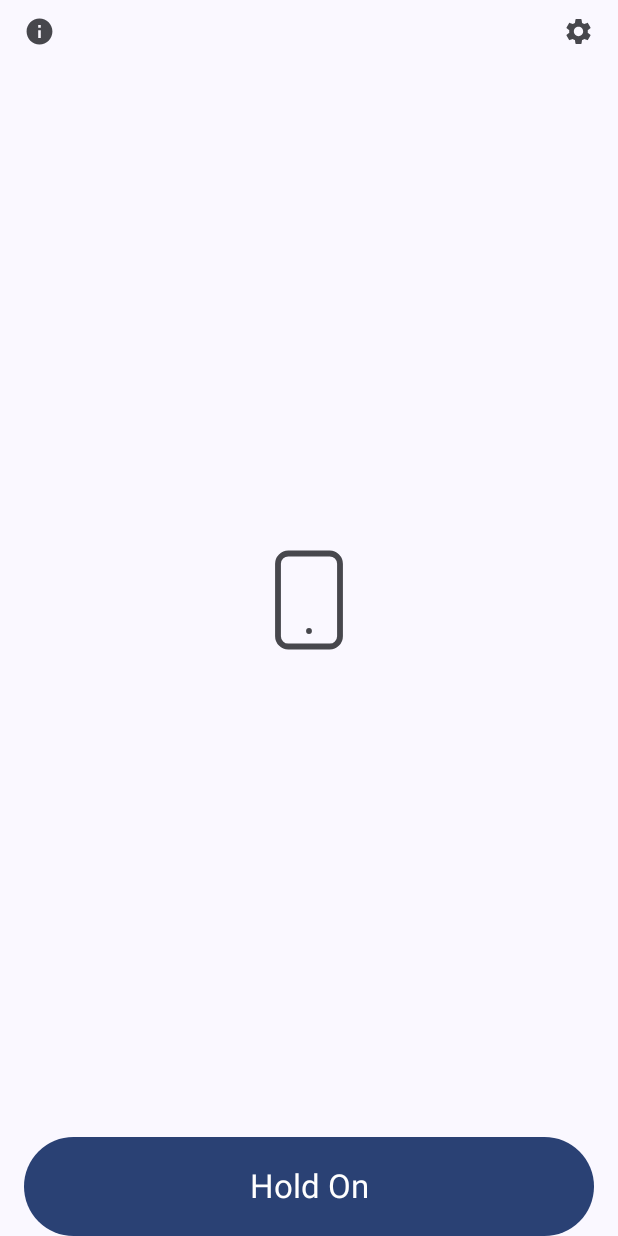
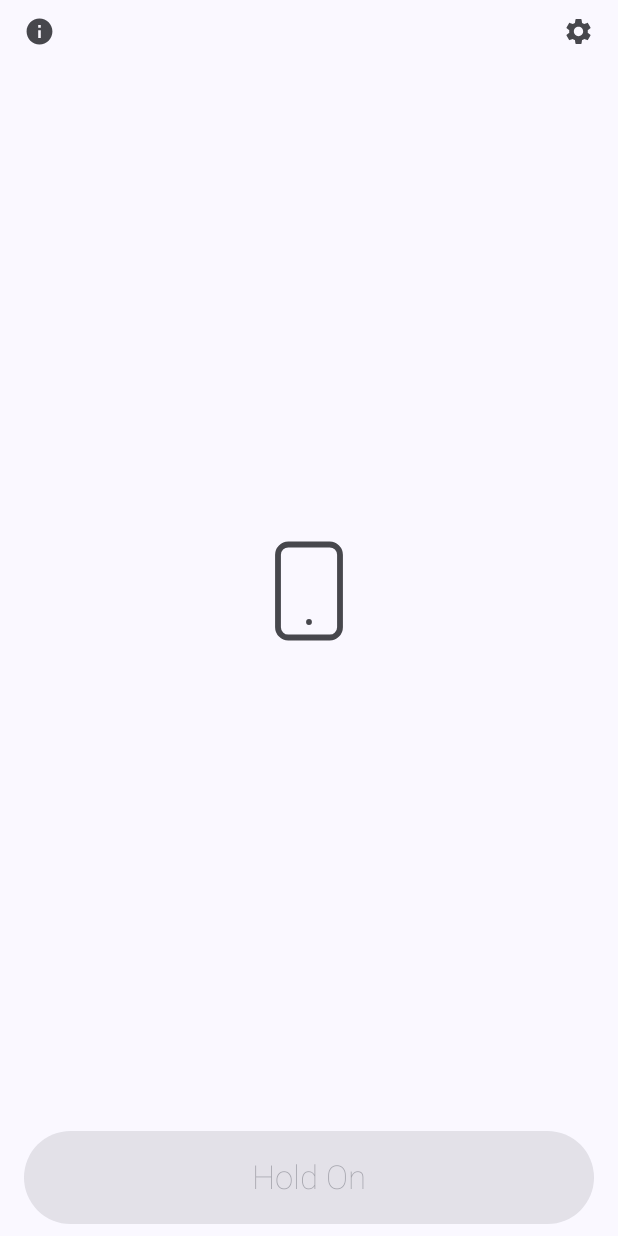
Before and after one commit to imgurujeet/Hold-on, an Android app built with Jetpack Compose: the screen it shows after launch (MainActivity), on a phone screen of 412 x 824 dp. Run offline under Robolectric (Android 15) with nearby library versions, the phone set to English and light mode, and no system bars.

Commit message:
UI improvised

```diff
--- a/app/build.gradle.kts
+++ b/app/build.gradle.kts
@@ -49,6 +49,7 @@ dependencies {
     implementation(libs.androidx.ui.graphics)
     implementation(libs.androidx.ui.tooling.preview)
     implementation(libs.androidx.material3)
+    implementation(libs.androidx.navigation.compose)
     testImplementation(libs.junit)
     androidTestImplementation(libs.androidx.junit)
     androidTestImplementation(libs.androidx.espresso.core)
@@ -56,4 +57,6 @@ dependencies {
     androidTestImplementation(libs.androidx.ui.test.junit4)
     debugImplementation(libs.androidx.ui.tooling)
     debugImplementation(libs.androidx.ui.test.manifest)
+
+    implementation("androidx.biometric:biometric:1.2.0-alpha05")
 }
--- a/app/src/main/java/com/silentchaos/holdon/HomeScreen.kt
+++ /dev/null
@@ -1,110 +0,0 @@
-package com.silentchaos.holdon
-
-import android.R.attr.icon
-import androidx.compose.foundation.Image
-import androidx.compose.foundation.layout.Box
-import androidx.compose.foundation.layout.WindowInsets
-import androidx.compose.foundation.layout.fillMaxSize
-import androidx.compose.foundation.layout.fillMaxWidth
-import androidx.compose.foundation.layout.height
-import androidx.compose.foundation.layout.navigationBars
-import androidx.compose.foundation.layout.padding
-import androidx.compose.foundation.layout.size
-import androidx.compose.foundation.layout.systemBars
-import androidx.compose.foundation.layout.width
-import androidx.compose.foundation.layout.windowInsetsPadding
-import androidx.compose.foundation.shape.RoundedCornerShape
-import androidx.compose.material.icons.Icons
-import androidx.compose.material.icons.filled.Info
-import androidx.compose.material.icons.filled.Settings
-import androidx.compose.material.icons.materialIcon
-import androidx.compose.material3.Button
-import androidx.compose.material3.Icon
-import androidx.compose.material3.MaterialTheme
-import androidx.compose.material3.Scaffold
-import androidx.compose.material3.Text
-import androidx.compose.runtime.Composable
-import androidx.compose.ui.Alignment
-import androidx.compose.ui.Modifier
-import androidx.compose.ui.graphics.Color
-import androidx.compose.ui.input.pointer.motionEventSpy
-import androidx.compose.ui.platform.LocalConfiguration
-import androidx.compose.ui.res.painterResource
-import androidx.compose.ui.text.style.TextAlign
-import androidx.compose.ui.unit.dp
-
-@Composable
-fun HomeScreen() {
-    val configuration = LocalConfiguration.current
-    val screenWidth = configuration.screenWidthDp
-    val screenHeight = configuration.screenHeightDp
-
-    Scaffold(
-        modifier = Modifier.fillMaxSize(),
-        containerColor = MaterialTheme.colorScheme.surface,
-
-        topBar = {
-            Box(
-                modifier = Modifier
-                    .fillMaxWidth()
-                    .padding(horizontal = 16.dp)
-                    .windowInsetsPadding(WindowInsets.systemBars)
-
-            ) {
-               Icon(
-                   imageVector = Icons.Default.Info,
-                   contentDescription = "App Icon",
-                   modifier = Modifier
-                       .width(screenWidth.dp * 0.05f)
-                       .height(screenHeight.dp * 0.05f)
-                       .align (Alignment.CenterStart),
-                   tint = MaterialTheme.colorScheme.onSurface.copy(alpha = 0.8f))
-
-                Icon(
-                    imageVector =Icons.Default.Settings,
-                    contentDescription = "Settings Icon",
-                    modifier = Modifier
-                        .width(screenWidth.dp * 0.05f)
-                        .height(screenHeight.dp * 0.05f)
-                        .align(Alignment.CenterEnd),
-                    tint = MaterialTheme.colorScheme.onSurface.copy(alpha = 0.8f)
-                )
-            }
-        },
-        bottomBar = {
-            Button(onClick ={},
-                Modifier.padding(horizontal = 16.dp)
-                    .height(screenHeight.dp * 0.08f)
-                    .windowInsetsPadding(WindowInsets.navigationBars),
-
-            ) {
-                Text(
-                    text = "Hold On",
-                    modifier = Modifier
-                        .fillMaxWidth(),
-                    style = MaterialTheme.typography.titleLarge,
-                    color = MaterialTheme.colorScheme.onPrimary,
-                    textAlign = TextAlign.Center
-
-                )
-            }
-        },
-        content = { innerPadding ->
-            Box(
-                modifier = Modifier
-                    .fillMaxSize()
-                    .padding(innerPadding),
-                contentAlignment = Alignment.Center
-            ) {
-                Icon(
-                    painter = painterResource(id = R.drawable.smartphone),
-                    contentDescription = "App Icon",
-                    modifier = Modifier
-                        .width(screenWidth.dp * 0.2f)
-                        .height(screenHeight.dp * 0.2f),
-                    tint = MaterialTheme.colorScheme.onSurface.copy(alpha = 0.8f)
-                )
-            }
-        }
-    )
-}
--- a/app/src/main/java/com/silentchaos/holdon/MainActivity.kt
+++ b/app/src/main/java/com/silentchaos/holdon/MainActivity.kt
@@ -11,7 +11,11 @@ import androidx.compose.material3.Text
 import androidx.compose.runtime.Composable
 import androidx.compose.ui.Modifier
 import androidx.compose.ui.tooling.preview.Preview
+import androidx.navigation.NavController
+import com.silentchaos.holdon.appNavigation.NavGraph
 import com.silentchaos.holdon.ui.theme.HoldOnTheme
+
+
 
 class MainActivity : ComponentActivity() {
     override fun onCreate(savedInstanceState: Bundle?) {
@@ -19,8 +23,7 @@ class MainActivity : ComponentActivity() {
         enableEdgeToEdge()
         setContent {
             HoldOnTheme {
-                HomeScreen()
-
+                NavGraph()
             }
         }
     }
--- a/app/src/main/java/com/silentchaos/holdon/SettingScreen.kt
+++ /dev/null
@@ -1 +0,0 @@
-package com.silentchaos.holdon
--- /dev/null
+++ b/app/src/main/java/com/silentchaos/holdon/appNavigation/NavGraph.kt
@@ -0,0 +1,22 @@
+package com.silentchaos.holdon.appNavigation
+
+import androidx.compose.runtime.Composable
+import androidx.compose.ui.platform.LocalContext
+import androidx.navigation.compose.NavHost
+import androidx.navigation.compose.composable
+import androidx.navigation.compose.rememberNavController
+import com.silentchaos.holdon.ui.HomeScreen
+import com.silentchaos.holdon.ui.InfoScreen
+import com.silentchaos.holdon.ui.SettingScreen
+
+
+@Composable
+fun NavGraph() {
+    val context = LocalContext.current
+    val navController = rememberNavController()
+     NavHost(navController = navController, startDestination = Route.Home.route) {
+         composable(Route.Home.route) { HomeScreen(navController,context) }
+         composable(Route.Setting.route) { SettingScreen() }
+         composable(Route.Info.route) { InfoScreen(navController) }
+     }
+}
--- /dev/null
+++ b/app/src/main/java/com/silentchaos/holdon/appNavigation/Route.kt
@@ -0,0 +1,26 @@
+package com.silentchaos.holdon.appNavigation
+
+
+sealed class Route(
+    val route: String,
+) {
+    object Home : Route("home")
+    object Setting : Route("setting")
+    object Info : Route("info")
+}
+
+sealed class ScreenNavigation(
+    val route: String,
+) {
+    object Home : ScreenNavigation(
+        route = "home",
+    )
+
+    object Setting : ScreenNavigation(
+        route = "setting",
+    )
+
+    object Info : ScreenNavigation(
+        route = "info",
+    )
+}
--- /dev/null
+++ b/app/src/main/java/com/silentchaos/holdon/service/AlarmService.kt
@@ -0,0 +1 @@
+package com.silentchaos.holdon.service
--- /dev/null
+++ b/app/src/main/java/com/silentchaos/holdon/ui/HomeScreen.kt
@@ -0,0 +1,160 @@
+package com.silentchaos.holdon.ui
+
+import android.content.Context
+import android.content.Intent
+import android.content.IntentFilter
+import androidx.compose.foundation.clickable
+import androidx.compose.foundation.layout.Box
+import androidx.compose.foundation.layout.WindowInsets
+import androidx.compose.foundation.layout.fillMaxSize
+import androidx.compose.foundation.layout.fillMaxWidth
+import androidx.compose.foundation.layout.height
+import androidx.compose.foundation.layout.navigationBars
+import androidx.compose.foundation.layout.padding
+import androidx.compose.foundation.layout.systemBars
+import androidx.compose.foundation.layout.width
+import androidx.compose.foundation.layout.windowInsetsPadding
+import androidx.compose.material.icons.Icons
+import androidx.compose.material.icons.filled.Info
+import androidx.compose.material.icons.filled.Settings
+import androidx.compose.material3.Button
+import androidx.compose.material3.Icon
+import androidx.compose.material3.MaterialTheme
+import androidx.compose.material3.Scaffold
+import androidx.compose.material3.Text
+import androidx.compose.runtime.Composable
+import androidx.compose.runtime.DisposableEffect
+import androidx.compose.runtime.LaunchedEffect
+import androidx.compose.runtime.mutableStateOf
+import androidx.compose.runtime.remember
+import androidx.compose.ui.Alignment
+import androidx.compose.ui.Modifier
+import androidx.compose.ui.platform.LocalConfiguration
+import androidx.compose.ui.platform.LocalContext
+import androidx.compose.ui.res.painterResource
+import androidx.compose.ui.text.style.TextAlign
+import androidx.compose.ui.unit.dp
+import androidx.navigation.NavController
+import com.silentchaos.holdon.R
+import com.silentchaos.holdon.appNavigation.Route
+import com.silentchaos.holdon.utils.isDeviceCharging
+import androidx.compose.runtime.getValue
+import androidx.compose.runtime.setValue
+import androidx.compose.ui.text.font.FontWeight
+import com.silentchaos.holdon.receiver.ChargingReceiver
+
+
+@Composable
+fun HomeScreen(navController: NavController,context: Context) {
+    val configuration = LocalConfiguration.current
+    val screenWidth = configuration.screenWidthDp
+    val screenHeight = configuration.screenHeightDp
+
+    val context = LocalContext.current
+    var isCharging by remember { mutableStateOf(isDeviceCharging(context)) }
+
+    val receiver = remember { ChargingReceiver { isCharging = it } }
+
+    // Register receiver only while this Composable is active
+    DisposableEffect(Unit) {
+        val filter = IntentFilter().apply {
+            addAction(Intent.ACTION_POWER_CONNECTED)
+            addAction(Intent.ACTION_POWER_DISCONNECTED)
+        }
+        context.registerReceiver(receiver, filter)
+
+        onDispose {
+            context.unregisterReceiver(receiver)
+        }
+    }
+
+
+    Scaffold(
+        modifier = Modifier.fillMaxSize(),
+        containerColor = MaterialTheme.colorScheme.surface,
+        topBar = {
+            topBar(navController, screenWidth, screenHeight)
+        },
+
+        bottomBar = {
+            Button(onClick ={ },
+            enabled = isCharging,
+            modifier = Modifier.padding(horizontal = 16.dp, vertical = 8.dp)
+                                .height(screenHeight.dp * 0.075f)
+                                .windowInsetsPadding(WindowInsets.navigationBars),
+
+            ) {
+                Text(
+                    text = "Hold On",
+                    modifier = Modifier
+                        .fillMaxWidth(),
+                    style = MaterialTheme.typography.titleLarge.copy(fontWeight = FontWeight.Thin),
+                    textAlign = TextAlign.Center
+
+                )
+            }
+        },
+
+
+
+
+        content = { innerPadding ->
+            Box(
+                modifier = Modifier
+                    .fillMaxSize()
+                    .padding(innerPadding),
+                contentAlignment = Alignment.Center
+            ) {
+                Icon(
+                    painter = painterResource(
+                       if(isCharging) R.drawable.smartphone_charging else R.drawable.smartphone
+                    ),
+                    contentDescription = "App Icon",
+                    modifier = Modifier
+                        .width(screenWidth.dp * 0.2f)
+                        .height(screenHeight.dp * 0.2f),
+                    tint = MaterialTheme.colorScheme.onSurface.copy(alpha = 0.8f)
+                )
+            }
+        }
+    )
+}
+
+
+
+
+@Composable
+fun topBar(navController: NavController, screenWidth: Int, screenHeight: Int) {
+    Box(
+        modifier = Modifier
+            .fillMaxWidth()
+            .padding(horizontal = 16.dp)
+            .windowInsetsPadding(WindowInsets.systemBars)
+
+    ) {
+        Icon(
+            imageVector = Icons.Default.Info,
+            contentDescription = "info Icon",
+            modifier = Modifier
+                .width(screenWidth.dp * 0.05f)
+                .height(screenHeight.dp * 0.05f)
+                .align (Alignment.CenterStart)
+                .clickable(
+                    onClick = { navController.navigate(Route.Info.route) } // Replace with your navigation logic
+                ),
+            tint = MaterialTheme.colorScheme.onSurface.copy(alpha = 0.8f))
+
+        Icon(
+            imageVector =Icons.Default.Settings,
+            contentDescription = "Settings Icon",
+            modifier = Modifier
+                .width(screenWidth.dp * 0.05f)
+                .height(screenHeight.dp * 0.05f)
+                .align(Alignment.CenterEnd)
+                .clickable(
+                    onClick = { navController.navigate(Route.Setting.route) } // Replace with your navigation logic
+                ),
+            tint = MaterialTheme.colorScheme.onSurface.copy(alpha = 0.8f)
+        )
+    }
+}
--- /dev/null
+++ b/app/src/main/java/com/silentchaos/holdon/utils/AlarmHelper.kt
@@ -0,0 +1 @@
+package com.silentchaos.holdon.utils
--- /dev/null
+++ b/app/src/main/java/com/silentchaos/holdon/utils/ChargingHelper.kt
@@ -0,0 +1,13 @@
+package com.silentchaos.holdon.utils
+
+import android.content.Context
+import android.content.Intent
+import android.content.IntentFilter
+import android.os.BatteryManager
+
+fun isDeviceCharging(context: Context): Boolean {
+    val batteryStatus = context.registerReceiver(null, IntentFilter(Intent.ACTION_BATTERY_CHANGED))
+    val status = batteryStatus?.getIntExtra(BatteryManager.EXTRA_STATUS, -1) ?: -1
+    return status == BatteryManager.BATTERY_STATUS_CHARGING ||
+            status == BatteryManager.BATTERY_STATUS_FULL
+}
--- /dev/null
+++ b/app/src/main/java/com/silentchaos/holdon/utils/FingerPrintHelper.kt
@@ -0,0 +1 @@
+package com.silentchaos.holdon.utils
--- /dev/null
+++ b/app/src/main/java/com/silentchaos/holdon/utils/PermissionUtils.kt
@@ -0,0 +1 @@
+package com.silentchaos.holdon.utils
--- /dev/null
+++ b/app/src/main/res/drawable/smartphone_charging.xml
@@ -0,0 +1,20 @@
+<vector xmlns:android="http://schemas.android.com/apk/res/android"
+    android:width="217dp"
+    android:height="217dp"
+    android:viewportWidth="24"
+    android:viewportHeight="24">
+  <path
+      android:pathData="M7,2L17,2A2,2 0,0 1,19 4L19,20A2,2 0,0 1,17 22L7,22A2,2 0,0 1,5 20L5,4A2,2 0,0 1,7 2z"
+      android:strokeLineJoin="round"
+      android:strokeWidth="1.056"
+      android:fillColor="#00000000"
+      android:strokeColor="#000000"
+      android:strokeLineCap="round"/>
+  <path
+      android:pathData="M12.667,8L10,12h4l-2.667,4"
+      android:strokeLineJoin="round"
+      android:strokeWidth="1.056"
+      android:fillColor="#00000000"
+      android:strokeColor="#000000"
+      android:strokeLineCap="round"/>
+</vector>
--- a/gradle/libs.versions.toml
+++ b/gradle/libs.versions.toml
@@ -8,6 +8,7 @@ espressoCore = "3.7.0"
 lifecycleRuntimeKtx = "2.9.2"
 activityCompose = "1.10.1"
 composeBom = "2024.09.00"
+navigationCompose = "2.9.3"
 
 [libraries]
 androidx-core-ktx = { group = "androidx.core", name = "core-ktx", version.ref = "coreKtx" }
@@ -24,6 +25,7 @@ androidx-ui-tooling-preview = { group = "androidx.compose.ui", name = "ui-toolin
 androidx-ui-test-manifest = { group = "androidx.compose.ui", name = "ui-test-manifest" }
 androidx-ui-test-junit4 = { group = "androidx.compose.ui", name = "ui-test-junit4" }
 androidx-material3 = { group = "androidx.compose.material3", name = "material3" }
+androidx-navigation-compose = { group = "androidx.navigation", name = "navigation-compose", version.ref = "navigationCompose" }
 
 [plugins]
 android-application = { id = "com.android.application", version.ref = "agp" }
```
Also changed, not shown: app/src/main/java/com/silentchaos/holdon/receiver/ChargingReceiver.kt (added, +19 -0 lines), app/src/main/java/com/silentchaos/holdon/ui/SettingScreen.kt (added, +13 -0 lines), app/src/main/java/com/silentchaos/holdon/ui/infoScreen.kt (added, +133 -0 lines), app/src/main/res/drawable/ic_notification.xml (added, +12 -0 lines), 1 other file.
